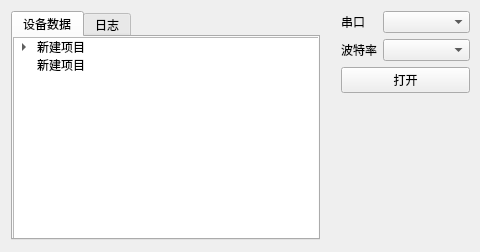
Old version of the form iotboxwidget.ui in the repository cairijun/iotbox.
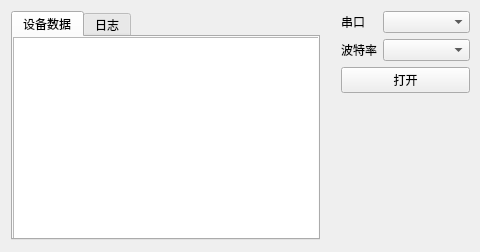
New version of the form.

Patch:
```diff
--- a/iotboxwidget.ui
+++ b/iotboxwidget.ui
@@ -63,26 +63,6 @@
           <string>类型</string>
          </property>
         </column>
-        <item>
-         <property name="text">
-          <string>新建项目</string>
-         </property>
-         <item>
-          <property name="text">
-           <string>新建子项目</string>
-          </property>
-         </item>
-         <item>
-          <property name="text">
-           <string>新建项目</string>
-          </property>
-         </item>
-        </item>
-        <item>
-         <property name="text">
-          <string>新建项目</string>
-         </property>
-        </item>
        </widget>
       </widget>
       <widget class="QWidget" name="tab_2">
```
